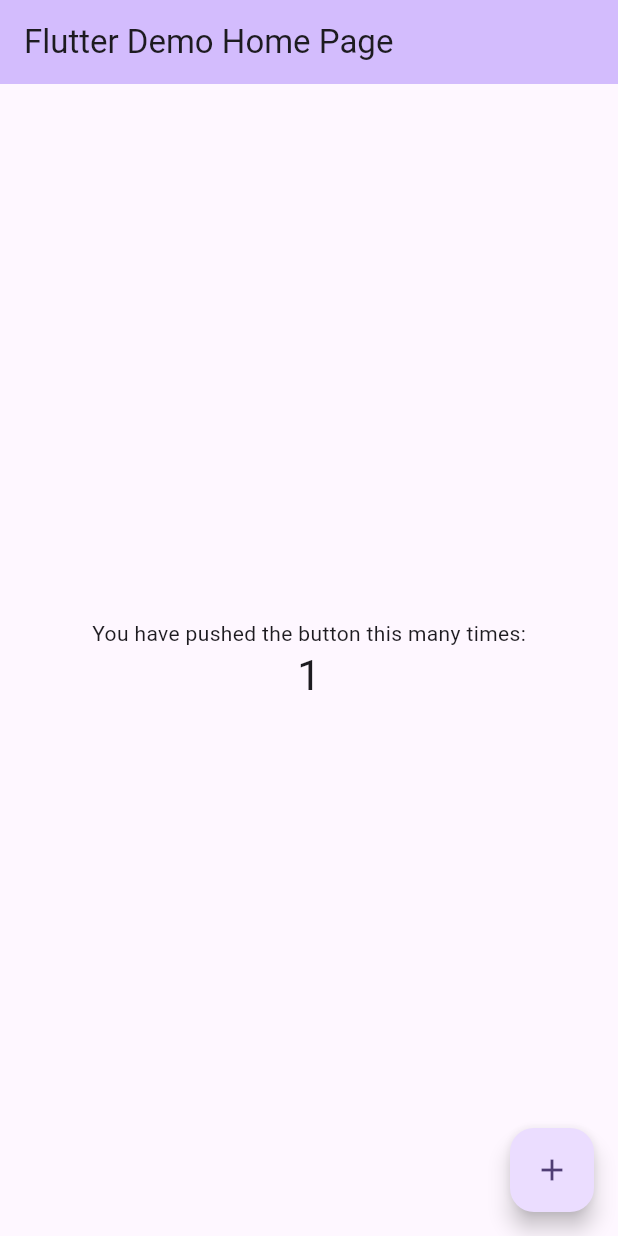
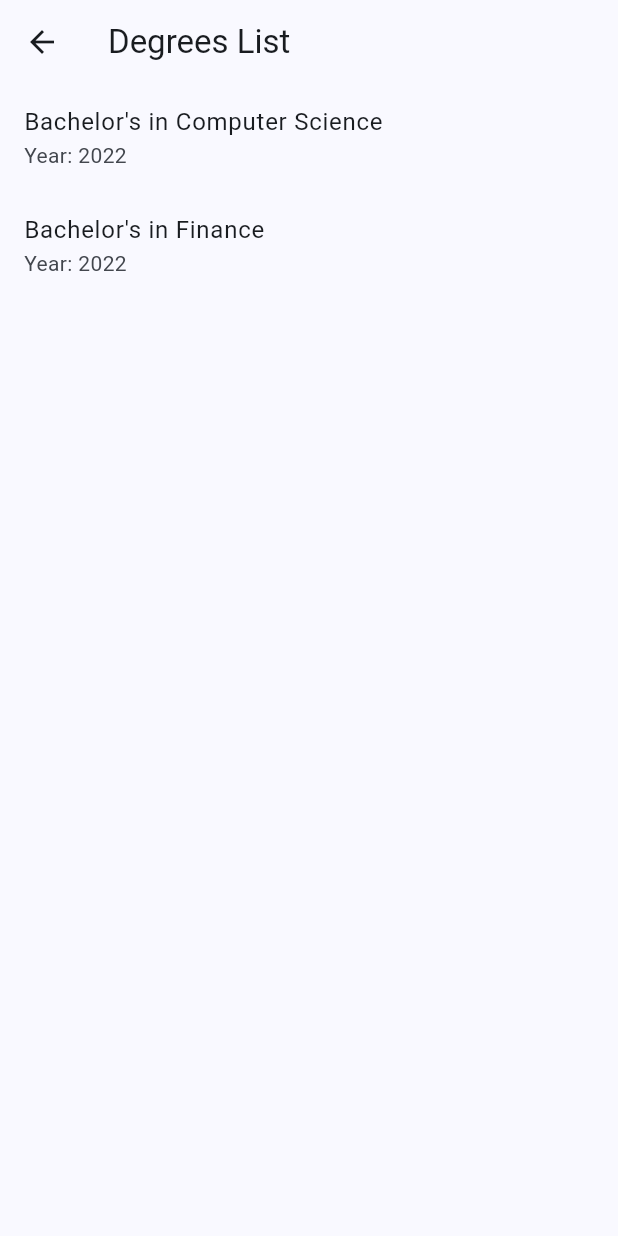
Before and after one commit to lachlankitchen/EduApp, a Flutter app: the screen it shows after launch, after a tap on the "add" icon, on a phone screen of 412 x 824 dp. Run offline on Flutter 3.47's test engine with Material 2 defaults, Android fonts, the phone set to English and light mode, and no system bars; our stand-ins replace shared_preferences.

Commit message:
Page for displaying degrees

```diff
--- /dev/null
+++ b/lib/dart/degree/degree.dart
@@ -0,0 +1,12 @@
+class Degree {
+  String title;
+  String field;
+  int year;
+
+  Degree(this.title, this.field, this.year);
+
+  @override
+  String toString() {
+    return '$title in $field, $year';
+  }
+}
--- /dev/null
+++ b/lib/dart/form/degrees_list_screen.dart
@@ -0,0 +1,26 @@
+import 'package:flutter/material.dart';
+import '../degree/degree.dart';
+
+class DegreesListScreen extends StatelessWidget {
+  final List<Degree> degrees;
+
+  const DegreesListScreen({required this.degrees});
+
+  @override
+  Widget build(BuildContext context) {
+    return Scaffold(
+      appBar: AppBar(
+        title: Text('Degrees List'),
+      ),
+      body: ListView.builder(
+        itemCount: degrees.length,
+        itemBuilder: (context, index) {
+          return ListTile(
+            title: Text('${degrees[index].title} in ${degrees[index].field}'),
+            subtitle: Text('Year: ${degrees[index].year}'),
+          );
+        },
+      ),
+    );
+  }
+}
--- a/lib/main.dart
+++ b/lib/main.dart
@@ -1,17 +1,22 @@
 import 'package:flutter/material.dart';
+import 'package:shared_preferences/shared_preferences.dart';
+
+import 'dart/degree/degree.dart';
+import 'dart/degree/degree_storage.dart';
+import 'dart/form/degrees_list_screen.dart';
 
 void main() {
-  runApp(const MyApp());
+  runApp(const EduApp());
 }
 
-class MyApp extends StatelessWidget {
-  const MyApp({super.key});
+class EduApp extends StatelessWidget {
+  const EduApp({super.key});
 
   // This widget is the root of your application.
   @override
   Widget build(BuildContext context) {
     return MaterialApp(
-      title: 'Flutter Demo',
+      title: 'Degree Pathway App',
       theme: ThemeData(
         // This is the theme of your application.
         //
@@ -28,10 +33,11 @@
         //
         // This works for code too, not just values: Most code changes can be
         // tested with just a hot reload.
-        colorScheme: ColorScheme.fromSeed(seedColor: Colors.deepPurple),
+        colorScheme:
+            ColorScheme.fromSeed(seedColor: const Color.fromARGB(255, 7, 143, 255)),
         useMaterial3: true,
       ),
-      home: const MyHomePage(title: 'Flutter Demo Home Page'),
+      home: const MyHomePage(title: 'Degree Pathway App'),
     );
   }
 }
@@ -55,71 +61,48 @@
 }
 
 class _MyHomePageState extends State<MyHomePage> {
-  int _counter = 0;
 
-  void _incrementCounter() {
-    setState(() {
-      // This call to setState tells the Flutter framework that something has
-      // changed in this State, which causes it to rerun the build method below
-      // so that the display can reflect the updated values. If we changed
-      // _counter without calling setState(), then the build method would not be
-      // called again, and so nothing would appear to happen.
-      _counter++;
-    });
+  void _openDegreesListScreen(BuildContext context) {
+    // Sample degree data
+    List<Degree> degrees = [
+      Degree("Bachelor's", "Computer Science", 2022),
+      Degree("Bachelor's", "Finance", 2022)
+      // Add more degrees here
+    ];
+
+    Navigator.push(
+      context,
+      MaterialPageRoute(
+        builder: (context) => DegreesListScreen(degrees: degrees),
+      ),
+    );
   }
+
 
   @override
   Widget build(BuildContext context) {
-    // This method is rerun every time setState is called, for instance as done
-    // by the _incrementCounter method above.
-    //
-    // The Flutter framework has been optimized to make rerunning build methods
-    // fast, so that you can just rebuild anything that needs updating rather
-    // than having to individually change instances of widgets.
     return Scaffold(
       appBar: AppBar(
-        // TRY THIS: Try changing the color here to a specific color (to
-        // Colors.amber, perhaps?) and trigger a hot reload to see the AppBar
-        // change color while the other colors stay the same.
         backgroundColor: Theme.of(context).colorScheme.inversePrimary,
-        // Here we take the value from the MyHomePage object that was created by
-        // the App.build method, and use it to set our appbar title.
         title: Text(widget.title),
       ),
-      body: Center(
-        // Center is a layout widget. It takes a single child and positions it
-        // in the middle of the parent.
+      body: const Center(
         child: Column(
-          // Column is also a layout widget. It takes a list of children and
-          // arranges them vertically. By default, it sizes itself to fit its
-          // children horizontally, and tries to be as tall as its parent.
-          //
-          // Column has various properties to control how it sizes itself and
-          // how it positions its children. Here we use mainAxisAlignment to
-          // center the children vertically; the main axis here is the vertical
-          // axis because Columns are vertical (the cross axis would be
-          // horizontal).
-          //
-          // TRY THIS: Invoke "debug painting" (choose the "Toggle Debug Paint"
-          // action in the IDE, or press "p" in the console), to see the
-          // wireframe for each widget.
           mainAxisAlignment: MainAxisAlignment.center,
           children: <Widget>[
-            const Text(
+            Text(
               'You have pushed the button this many times:',
-            ),
-            Text(
-              '$_counter',
-              style: Theme.of(context).textTheme.headlineMedium,
             ),
           ],
         ),
       ),
       floatingActionButton: FloatingActionButton(
-        onPressed: _incrementCounter,
-        tooltip: 'Increment',
+        onPressed: () {
+          _openDegreesListScreen(
+              context); // Call the function to open the new screen
+        },
         child: const Icon(Icons.add),
-      ), // This trailing comma makes auto-formatting nicer for build methods.
+      ),
     );
   }
 }
```
